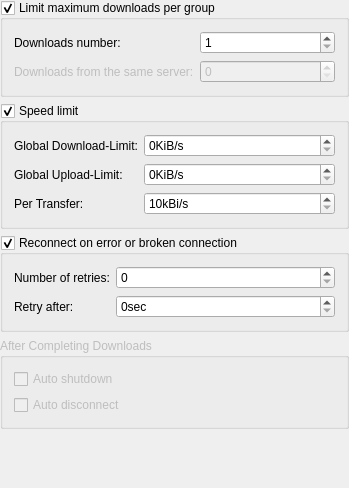
Qt form conf/dlgnetwork.ui (KDE/kget) before a commit.
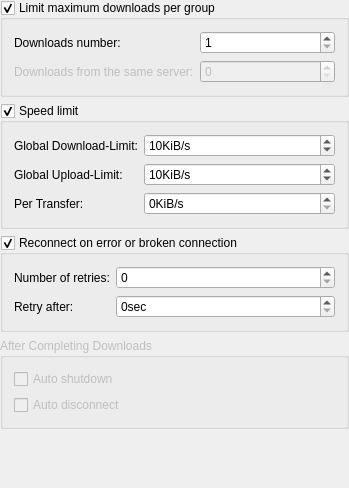
The same form after that commit.

Commit message: Set more reasonable minimum, maximum and steps in network settings spinboxes. BUG:176840

Diff of the .ui file:
```diff
--- a/conf/dlgnetwork.ui
+++ b/conf/dlgnetwork.ui
@@ -77,6 +77,15 @@
         <property name="suffix" >
          <string>KiB/s</string>
         </property>
+        <property name="maximum" >
+         <number>1000000</number>
+        </property>
+        <property name="singleStep" >
+         <number>5</number>
+        </property>
+        <property name="value" >
+         <number>10</number>
+        </property>
        </widget>
       </item>
       <item row="1" column="0" >
@@ -91,6 +100,15 @@
         <property name="suffix" >
          <string>KiB/s</string>
         </property>
+        <property name="maximum" >
+         <number>1000000</number>
+        </property>
+        <property name="singleStep" >
+         <number>5</number>
+        </property>
+        <property name="value" >
+         <number>10</number>
+        </property>
        </widget>
       </item>
       <item row="2" column="0" >
@@ -103,13 +121,10 @@
       <item row="2" column="1" >
        <widget class="QSpinBox" name="kcfg_TransferSpeedLimit" >
         <property name="suffix" >
-         <string>kBi/s</string>
-        </property>
-        <property name="minimum" >
-         <number>10</number>
+         <string>KiB/s</string>
         </property>
         <property name="maximum" >
-         <number>100000</number>
+         <number>1000000</number>
         </property>
         <property name="singleStep" >
          <number>5</number>
```
Left out of the diff: 5 changed lines with no effect on the pictures.
